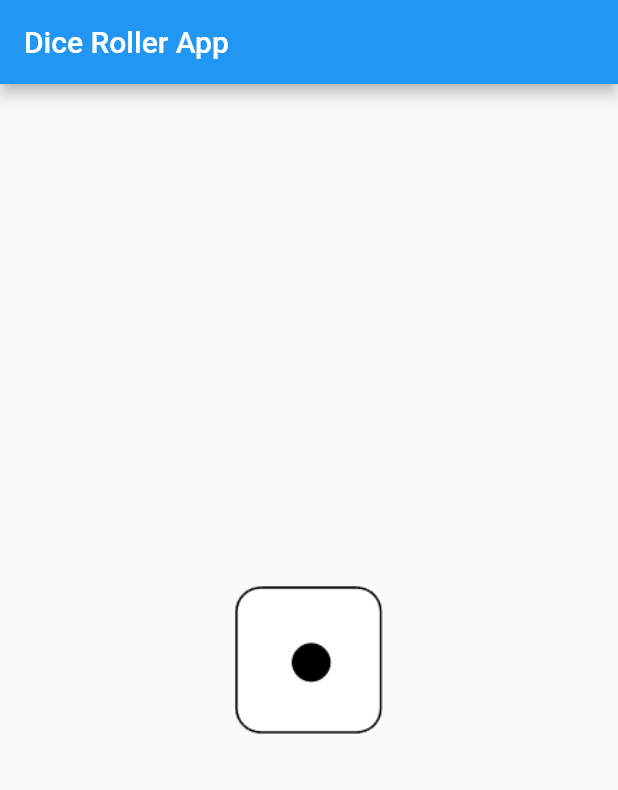
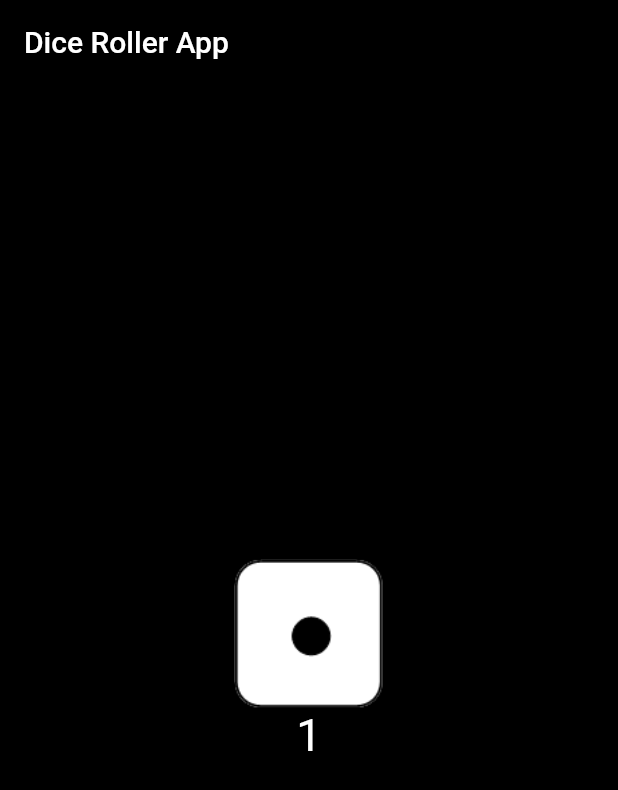
Before and after one commit to Saumyajain125/SimpleProjects, a Flutter app: the screen it shows after launch, on a phone screen of 412 x 824 dp. Shown: the top 790 px of the screen. Run offline on Flutter 3.47's test engine with Material 2 defaults, Android fonts, the phone set to English and light mode, and no system bars.

Commit message:
Color Changes

```diff
--- a/dice_roller/lib/main.dart
+++ b/dice_roller/lib/main.dart
@@ -10,6 +10,7 @@ class MyApp extends StatelessWidget {
   @override
   Widget build(BuildContext context) {
     return MaterialApp(
+      debugShowCheckedModeBanner: false,
       home: HomePage(),
     );
   }
@@ -33,10 +34,15 @@ class _HomePageState extends State<HomePage> {
   @override
   Widget build(BuildContext context) {
     return Scaffold(
+      backgroundColor: Colors.black,
       appBar: AppBar(
+        backgroundColor: Colors.black,
         title: Text('Dice Roller App'),
       ),
-      body: Center(
+      body: Column(
+            mainAxisAlignment: MainAxisAlignment.center,
+            children: [
+              Center(
                 child: GestureDetector(
                   onTap: _roll,
                   child: Image.asset(
@@ -46,6 +52,9 @@ class _HomePageState extends State<HomePage> {
                   ),
                 ),
               ),
+              Text("$_diceIndex",style: TextStyle(color: Colors.white,fontSize: 30),),
+            ],
+      ),
     );
   }
 }
```
Also changed, not shown: tic_tac_toe/lib/main.dart (+8 -4 lines). Lines whose indentation alone changed are shown as unchanged.
